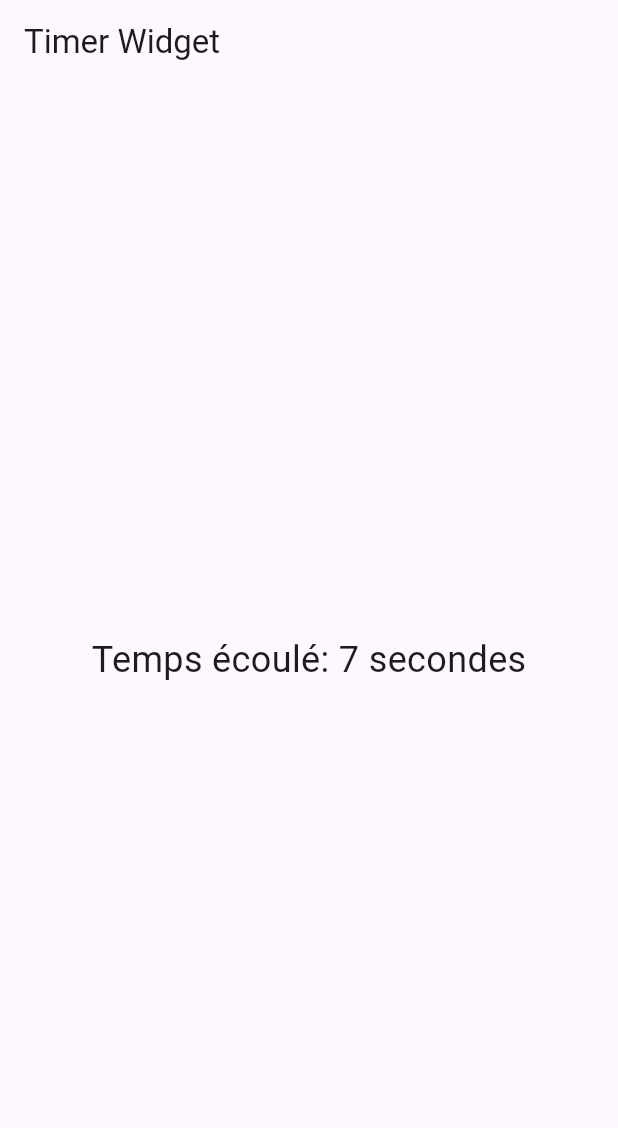
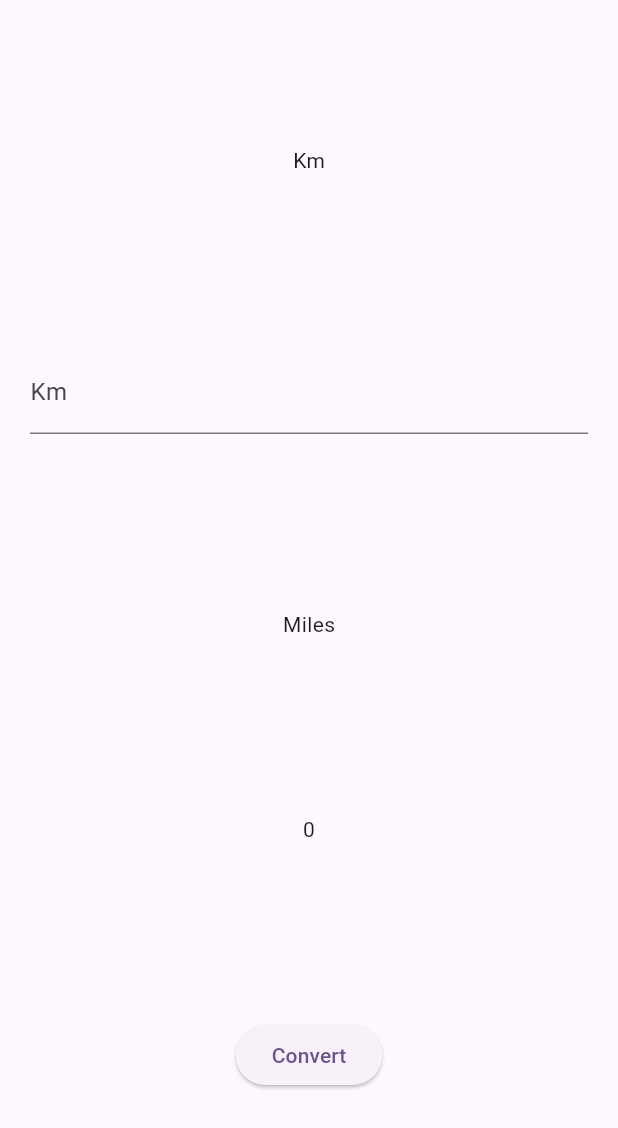
Before and after one commit to azzamaddouri/flutter_state_management, a Flutter app: the screen it shows after launch, on a phone screen of 412 x 824 dp. Shown: the top 1128 px of the screen. Run offline on Flutter 3.47's test engine with Material 3 defaults, Android fonts, the phone set to English and light mode, and no system bars; our stand-ins replace flutter_bloc, flutter_redux, get, redux, shared_preferences.

Commit message:
redux - state management

```diff
--- a/lib/main.dart
+++ b/lib/main.dart
@@ -1,4 +1,5 @@
 import 'package:flutter/material.dart';
+import 'package:flutter_redux/flutter_redux.dart';
 import 'package:flutter_state_management/app_lifecycle/timer_screen.dart';
 import 'package:flutter_state_management/bloc/bloc/my_bloc_observer.dart';
 import 'package:flutter_state_management/bloc/views/home_screen.dart';
@@ -13,8 +14,15 @@ import 'package:flutter_state_management/provider/change_notifier_provider_examp
 import 'package:flutter_state_management/provider/multiprovider_example.dart';
 import 'package:flutter_state_management/provider/provider_example.dart';
 import 'package:flutter_state_management/provider/provider_widget_example.dart';
+import 'package:flutter_state_management/redux/redux/middleware.dart';
 import 'package:get/get.dart';
 import 'package:flutter_state_management/bloc/bloc/bloc_imports.dart';
+import 'package:flutter_redux/flutter_redux.dart';
+import 'package:redux/redux.dart';
+
+import 'redux/redux/reducer.dart';
+import 'redux/redux/store.dart';
+import 'redux/views/redux_view.dart';
 
 void main() async {
   WidgetsFlutterBinding.ensureInitialized();
@@ -24,7 +32,10 @@ void main() async {
   /*  BlocOverrides.runZoned(() => runApp(const MyApp()),
       blocObserver: MyBlocObserver()); */
   Bloc.observer = MyBlocObserver();
-  runApp(const MyApp());
+
+  Store<AppState> _store = Store<AppState>(reducer,
+      initialState: AppState.initial(), middleware: [appStateMiddleware]);
+  runApp(MyApp(store: _store));
 }
 
 // Service getx
@@ -33,7 +44,8 @@ Future initialServices() async {
 }
 
 class MyApp extends StatelessWidget {
-  const MyApp({super.key});
+  final Store<AppState> store;
+  const MyApp({super.key, required this.store});
 
   // This widget is the root of your application.
   @override
@@ -44,7 +56,7 @@ class MyApp extends StatelessWidget {
         /* BlocProvider(
             create: (_) => CounterBloc(),
             child: */
-        MultiBlocProvider(
+        /* MultiBlocProvider(
             providers: [
           BlocProvider(
             create: (_) => CounterBloc(),
@@ -52,7 +64,9 @@ class MyApp extends StatelessWidget {
           BlocProvider(
             create: (_) => CounterCubit(),
           ),
-        ],
+        ], */
+        StoreProvider<AppState>(
+            store: store,
             child: MaterialApp(
               title: 'Flutter Demo',
               theme: /* ThemeData
@@ -61,7 +75,7 @@ class MyApp extends StatelessWidget {
                 colorScheme: ColorScheme.fromSeed(seedColor: Colors.deepPurple),
                 useMaterial3: true,
               ),
-              home: const TimeScreen() /* CounterScreen(counter: 1) */,
+              home: const ReduxView() /* CounterScreen(counter: 1) */,
               // Inject the dependencies from the root of the app ( where the app starts ) (First Method)
               //initialBinding: MyBinding(),
               // Define named route
--- /dev/null
+++ b/lib/redux/redux/actions.dart
@@ -0,0 +1,24 @@
+abstract class Action {}
+
+class Convert extends Action {}
+
+class UpdateKm extends Action {
+  String payload;
+  UpdateKm({
+    required this.payload,
+  });
+}
+
+class UpdateKmCleaned extends Action {
+  String payload;
+  UpdateKmCleaned({
+    required this.payload,
+  });
+}
+
+class UpdateMiles extends Action {
+  String payload;
+  UpdateMiles({
+    required this.payload,
+  });
+}
--- /dev/null
+++ b/lib/redux/redux/reducer.dart
@@ -0,0 +1,16 @@
+// A function
+import 'package:flutter_state_management/redux/redux/actions.dart';
+import 'package:flutter_state_management/redux/redux/store.dart';
+
+AppState reducer(AppState prevState, dynamic action) {
+  if (action is UpdateKmCleaned) {
+    return prevState.copyWith(km: action.payload);
+  } else if (action is UpdateMiles) {
+    // ! WRONG, Any operations on data is not allowed here especially async data
+    // , not a pure function
+    // Middleware , catch an action do something with it before passing an action along to the reducer
+    return prevState.copyWith(miles: action.payload);
+  } else {
+    return prevState.copyWith(km: prevState.km, miles: prevState.miles);
+  }
+}
--- /dev/null
+++ b/lib/redux/redux/store.dart
@@ -0,0 +1,24 @@
+class AppState {
+  final String km;
+  final String miles;
+
+  AppState({
+    required this.km,
+    required this.miles,
+  });
+
+  AppState copyWith({
+    String? km,
+    String? miles,
+  }) {
+    return AppState(
+      km: km ?? this.km,
+      miles: miles ?? this.miles,
+    );
+  }
+
+  // Initial state
+  factory AppState.initial() {
+    return AppState(km: '0', miles: '0');
+  }
+}
--- /dev/null
+++ b/lib/redux/views/redux_view.dart
@@ -0,0 +1,52 @@
+import 'package:flutter/material.dart';
+import 'package:flutter_redux/flutter_redux.dart';
+import 'package:flutter_state_management/redux/redux/actions.dart';
+
+import '../redux/store.dart';
+
+class ReduxView extends StatelessWidget {
+  const ReduxView({super.key});
+
+  @override
+  Widget build(BuildContext context) {
+    return SafeArea(
+      child: Scaffold(
+        body: StoreConnector<AppState, AppState>(
+          // Similar to listener
+          converter: (store) => store.state,
+          builder: (context, state) => Column(
+            mainAxisAlignment: MainAxisAlignment.spaceEvenly,
+            children: [
+              const Text('Km'),
+              Padding(
+                padding: const EdgeInsets.all(20),
+                child: TextFormField(
+                    decoration: const InputDecoration(
+                      labelText: 'Km',
+                    ),
+                    keyboardType: TextInputType.number,
+                    onChanged: (val) => StoreProvider.of<AppState>(context)
+                        .dispatch(UpdateKm(payload: val))),
+              ),
+              const Text('Miles'),
+              Padding(
+                padding: const EdgeInsets.all(20),
+                child: Text(state.miles),
+              ),
+              ElevatedButton(
+                onPressed: () =>
+                    StoreProvider.of<AppState>(context).dispatch(Convert()),
+                child: const Text('Convert'),
+              ),
+            ],
+          ),
+        ),
+      ),
+    );
+  }
+}
+
+// Redux 3 principales
+// 1- Single source of truth (One single store)
+// 2- State is read-only (The only way to change the state is to emit an action)
+// 3 - Reducers must be pure function (action + previous state -> next state)
```
Also changed, not shown: lib/redux/redux/middleware.dart (added, +36 -0 lines), pubspec.yaml (+7 -14 lines), pubspec.lock.
